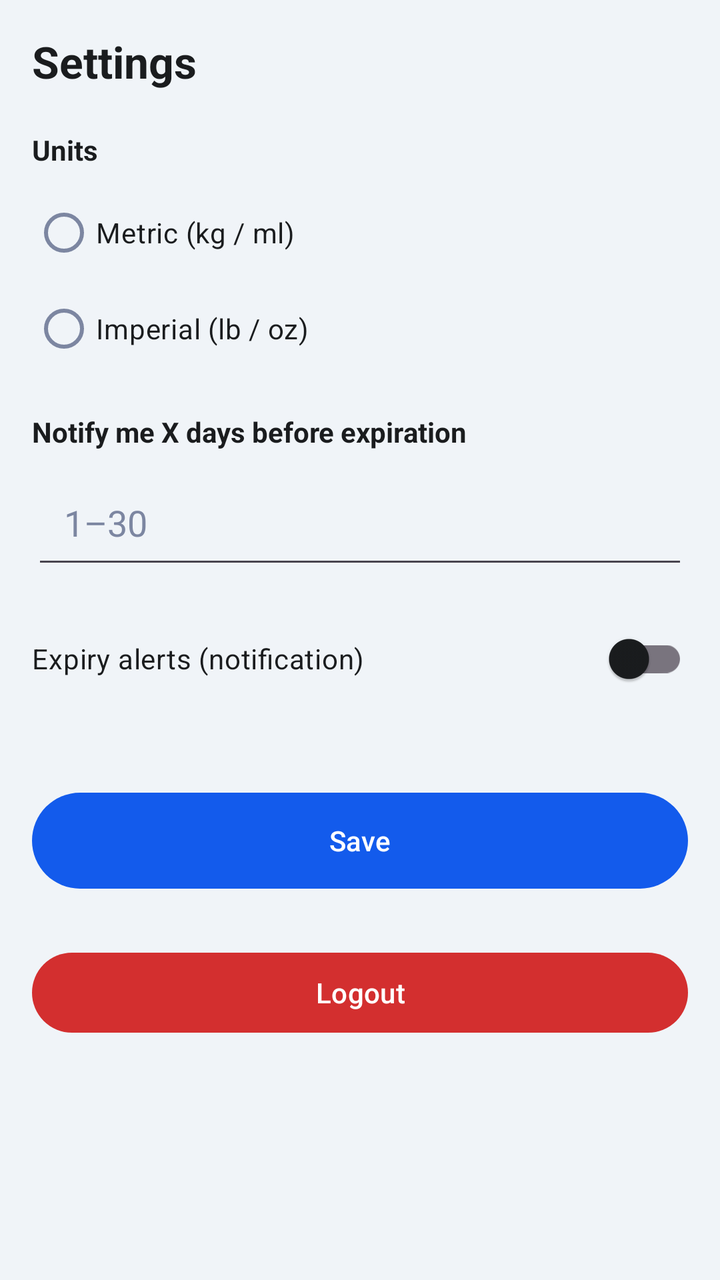
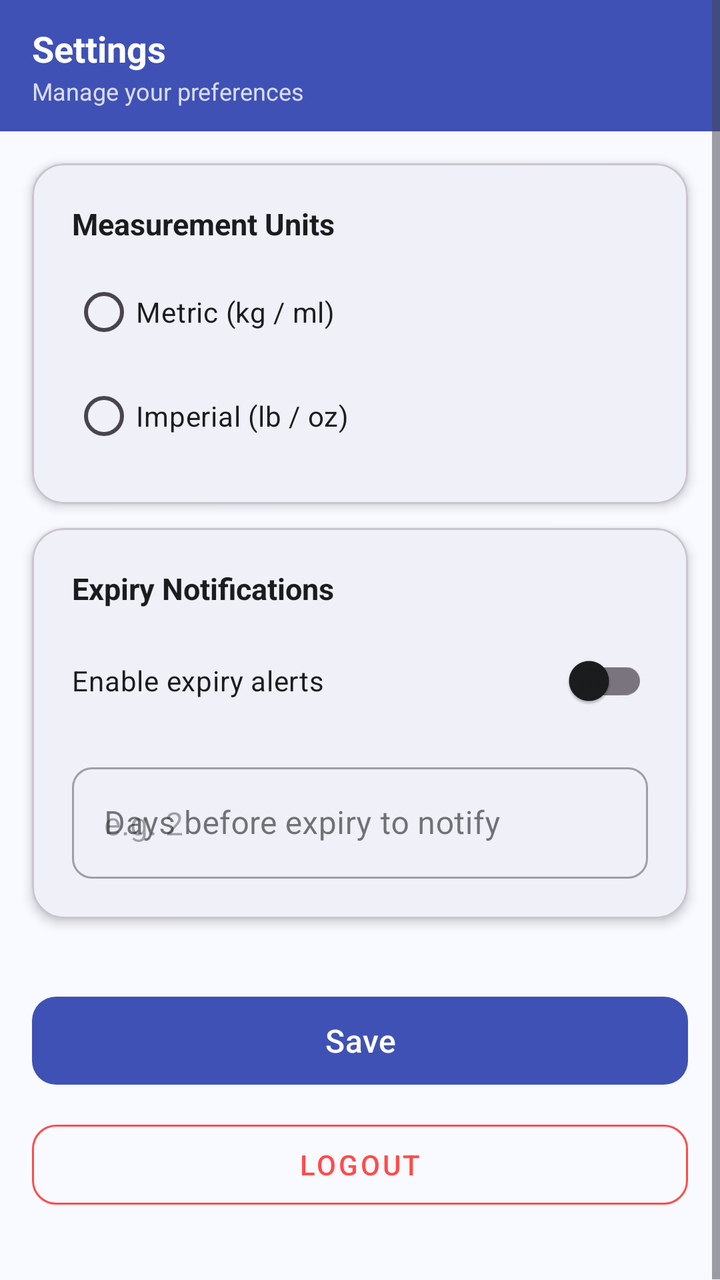

The first picture is an Android layout as it rendered before a commit; the second is the same layout after the commit. The layout source and the unified diff follow.
<!-- AndroidManifest.xml: application theme Theme.MyFridge -->
<!-- res/layout/activity_settings.xml -->
<?xml version="1.0" encoding="utf-8"?>
<ScrollView xmlns:android="http://schemas.android.com/apk/res/android"
    xmlns:app="http://schemas.android.com/apk/res-auto"
    android:layout_width="match_parent"
    android:layout_height="match_parent"
    android:background="?android:attr/windowBackground"
    android:fillViewport="true">

    <LinearLayout
        android:layout_width="match_parent"
        android:layout_height="wrap_content"
        android:orientation="vertical"
        android:padding="16dp">

        <TextView
            android:layout_width="wrap_content"
            android:layout_height="wrap_content"
            android:text="Settings"
            android:textColor="?attr/colorOnSurface"
            android:textSize="22sp"
            android:textStyle="bold" />

        <TextView
            android:layout_width="match_parent"
            android:layout_height="wrap_content"
            android:layout_marginTop="20dp"
            android:text="Units"
            android:textColor="?attr/colorOnSurface"
            android:textStyle="bold" />

        <RadioGroup
            android:id="@+id/rg_settings_units"
            android:layout_width="match_parent"
            android:layout_height="wrap_content"
            android:layout_marginTop="8dp"
            android:orientation="vertical">

            <RadioButton
                android:id="@+id/rb_settings_metric"
                android:layout_width="match_parent"
                android:layout_height="wrap_content"
                android:tag="metric"
                android:textColor="?attr/colorOnSurface"
                android:text="Metric (kg / ml)" />

            <RadioButton
                android:id="@+id/rb_settings_imperial"
                android:layout_width="match_parent"
                android:layout_height="wrap_content"
                android:tag="imperial"
                android:textColor="?attr/colorOnSurface"
                android:text="Imperial (lb / oz)" />
        </RadioGroup>

        <TextView
            android:layout_width="match_parent"
            android:layout_height="wrap_content"
            android:layout_marginTop="18dp"
            android:text="Notify me X days before expiration"
            android:textColor="?attr/colorOnSurface"
            android:textStyle="bold" />

        <EditText
            android:id="@+id/et_settings_days_before_expire"
            android:layout_width="match_parent"
            android:layout_height="56dp"
            android:layout_marginTop="8dp"
            android:hint="1–30"
            android:inputType="number"
            android:padding="16dp"
            android:textColor="?attr/colorOnSurface"
            android:textColorHint="@color/text_gray" />

        <com.google.android.material.switchmaterial.SwitchMaterial
            android:id="@+id/sw_expiry_notifications"
            android:layout_width="match_parent"
            android:layout_height="wrap_content"
            android:layout_marginTop="16dp"
            android:text="Expiry alerts (notification)"
            android:textColor="?attr/colorOnSurface" />

        <TextView
            android:id="@+id/tv_settings_error"
            android:layout_width="match_parent"
            android:layout_height="wrap_content"
            android:layout_marginTop="8dp"
            android:textColor="#D32F2F"
            android:textSize="14sp" />

        <com.google.android.material.button.MaterialButton
            android:id="@+id/btn_save_settings"
            android:layout_width="match_parent"
            android:layout_height="56dp"
            android:layout_marginTop="12dp"
            android:text="Save"
            android:textAllCaps="false"
            app:backgroundTint="@color/primary_blue"
            android:textColor="@android:color/white" />

        <com.google.android.material.button.MaterialButton
            android:id="@+id/btn_logout"
            android:layout_width="match_parent"
            android:layout_height="wrap_content"
            android:layout_marginTop="24dp"
            android:text="Logout"
            app:backgroundTint="#D32F2F"
            android:textColor="@android:color/white" />
    </LinearLayout>
</ScrollView>
<!-- resources referenced by this layout -->
<resources>
  <color name="primary_blue">#135BEC</color>
  <color name="text_gray">#7C86A1</color>
  <style name="Theme.MyFridge" parent="Base.Theme.MyFridge" />
  <style name="Base.Theme.MyFridge" parent="Theme.Material3.DayNight.NoActionBar">
          
          <item name="colorPrimary">@color/navy_blue</item>
          <item name="colorOnPrimary">@color/white</item>
          <item name="colorPrimaryContainer">@color/accent_blue</item>
          <item name="colorOnPrimaryContainer">@color/white</item>
  
          
          <item name="colorSecondary">@color/deep_blue</item>
          <item name="colorOnSecondary">@color/white</item>
  
          
          <item name="colorError">@color/red_main</item>
          <item name="colorOnError">@color/white</item>
          <item name="colorErrorContainer">@color/red_light</item>
          <item name="colorOnErrorContainer">@color/red_dark</item>
  
          
          <item name="android:windowBackground">@color/light_blue_bg</item>
          <item name="colorSurface">@color/white</item>
          <item name="colorOnSurface">@color/text_dark</item>
          <item name="colorSurfaceVariant">@color/light_blue_bg</item>
          <item name="colorOnSurfaceVariant">@color/text_gray</item>
  
          
          <item name="android:statusBarColor">@color/navy_blue</item>
          <item name="android:windowLightStatusBar" tools:targetApi="m">false</item>
      </style>
  <color name="navy_blue">#001B3D</color>
  <color name="white">#FFFFFFFF</color>
  <color name="accent_blue">#3D8BFF</color>
  <color name="deep_blue">#001229</color>
  <color name="red_main">#D32F2F</color>
  <color name="red_light">#FFEBEE</color>
  <color name="red_dark">#B71C1C</color>
  <color name="light_blue_bg">#F0F4F8</color>
  <color name="text_dark">#1A1C1E</color>
</resources>

<!-- the commit's change to res/layout/activity_settings.xml (unified diff, before → after) -->
@@ -3,107 +3,191 @@
     xmlns:app="http://schemas.android.com/apk/res-auto"
     android:layout_width="match_parent"
     android:layout_height="match_parent"
-    android:background="?android:attr/windowBackground"
+    android:background="@color/light_blue_bg"
     android:fillViewport="true">
 
     <LinearLayout
         android:layout_width="match_parent"
         android:layout_height="wrap_content"
-        android:orientation="vertical"
-        android:padding="16dp">
+        android:orientation="vertical">
 
-        <TextView
-            android:layout_width="wrap_content"
-            android:layout_height="wrap_content"
-            android:text="Settings"
-            android:textColor="?attr/colorOnSurface"
-            android:textSize="22sp"
-            android:textStyle="bold" />
-
-        <TextView
+        
+        <LinearLayout
             android:layout_width="match_parent"
             android:layout_height="wrap_content"
-            android:layout_marginTop="20dp"
-            android:text="Units"
-            android:textColor="?attr/colorOnSurface"
-            android:textStyle="bold" />
+            android:background="@color/primary_blue"
+            android:orientation="vertical"
+            android:paddingStart="16dp"
+            android:paddingTop="12dp"
+            android:paddingEnd="16dp"
+            android:paddingBottom="12dp">
 
-        <RadioGroup
-            android:id="@+id/rg_settings_units"
+            <TextView
+                android:layout_width="wrap_content"
+                android:layout_height="wrap_content"
+                android:text="Settings"
+                android:textColor="@color/white"
+                android:textSize="18sp"
+                android:textStyle="bold" />
+
+            <TextView
+                android:layout_width="wrap_content"
+                android:layout_height="wrap_content"
+                android:layout_marginTop="1dp"
+                android:text="Manage your preferences"
+                android:textColor="#CCFFFFFF"
+                android:textSize="12sp" />
+
+        </LinearLayout>
+
+        
+        <com.google.android.material.card.MaterialCardView
             android:layout_width="match_parent"
             android:layout_height="wrap_content"
-            android:layout_marginTop="8dp"
-            android:orientation="vertical">
+            android:layout_marginStart="16dp"
+            android:layout_marginTop="16dp"
+            android:layout_marginEnd="16dp"
+            app:cardBackgroundColor="@color/white"
+            app:cardCornerRadius="16dp"
+            app:cardElevation="3dp">
 
-            <RadioButton
-                android:id="@+id/rb_settings_metric"
+            <LinearLayout
                 android:layout_width="match_parent"
                 android:layout_height="wrap_content"
-                android:tag="metric"
-                android:textColor="?attr/colorOnSurface"
-                android:text="Metric (kg / ml)" />
+                android:orientation="vertical"
+                android:padding="20dp">
 
-            <RadioButton
-                android:id="@+id/rb_settings_imperial"
+                <TextView
+                    android:layout_width="wrap_content"
+                    android:layout_height="wrap_content"
+                    android:text="Measurement Units"
+                    android:textColor="@color/text_dark"
+                    android:textSize="15sp"
+                    android:textStyle="bold" />
+
+                <RadioGroup
+                    android:id="@+id/rg_settings_units"
+                    android:layout_width="match_parent"
+                    android:layout_height="wrap_content"
+                    android:layout_marginTop="10dp"
+                    android:orientation="vertical">
+
+                    <RadioButton
+                        android:id="@+id/rb_settings_metric"
+                        android:layout_width="match_parent"
+                        android:layout_height="wrap_content"
+                        android:tag="metric"
+                        android:text="Metric (kg / ml)"
+                        android:textColor="@color/text_dark" />
+
+                    <RadioButton
+                        android:id="@+id/rb_settings_imperial"
+                        android:layout_width="match_parent"
+                        android:layout_height="wrap_content"
+                        android:layout_marginTop="4dp"
+                        android:tag="imperial"
+                        android:text="Imperial (lb / oz)"
+                        android:textColor="@color/text_dark" />
+
+                </RadioGroup>
+
+            </LinearLayout>
+
+        </com.google.android.material.card.MaterialCardView>
+
+        
+        <com.google.android.material.card.MaterialCardView
+            android:layout_width="match_parent"
+            android:layout_height="wrap_content"
+            android:layout_marginStart="16dp"
+            android:layout_marginTop="12dp"
+            android:layout_marginEnd="16dp"
+            app:cardBackgroundColor="@color/white"
+            app:cardCornerRadius="16dp"
+            app:cardElevation="3dp">
+
+            <LinearLayout
                 android:layout_width="match_parent"
                 android:layout_height="wrap_content"
-                android:tag="imperial"
-                android:textColor="?attr/colorOnSurface"
-                android:text="Imperial (lb / oz)" />
-        </RadioGroup>
+                android:orientation="vertical"
+                android:padding="20dp">
 
-        <TextView
-            android:layout_width="match_parent"
-            android:layout_height="wrap_content"
-            android:layout_marginTop="18dp"
-            android:text="Notify me X days before expiration"
-            android:textColor="?attr/colorOnSurface"
-            android:textStyle="bold" />
+                <TextView
+                    android:layout_width="wrap_content"
+                    android:layout_height="wrap_content"
+                    android:text="Expiry Notifications"
+                    android:textColor="@color/text_dark"
+                    android:textSize="15sp"
+                    android:textStyle="bold" />
 
-        <EditText
-            android:id="@+id/et_settings_days_before_expire"
-            android:layout_width="match_parent"
-            android:layout_height="56dp"
-            android:layout_marginTop="8dp"
-            android:hint="1–30"
-            android:inputType="number"
-            android:padding="16dp"
-            android:textColor="?attr/colorOnSurface"
-            android:textColorHint="@color/text_gray" />
+                <com.google.android.material.switchmaterial.SwitchMaterial
+                    android:id="@+id/sw_expiry_notifications"
+                    android:layout_width="match_parent"
+                    android:layout_height="wrap_content"
+                    android:layout_marginTop="12dp"
+                    android:text="Enable expiry alerts"
+                    android:textColor="@color/text_dark" />
 
-        <com.google.android.material.switchmaterial.SwitchMaterial
-            android:id="@+id/sw_expiry_notifications"
-            android:layout_width="match_parent"
-            android:layout_height="wrap_content"
-            android:layout_marginTop="16dp"
-            android:text="Expiry alerts (notification)"
-            android:textColor="?attr/colorOnSurface" />
+                <com.google.android.material.textfield.TextInputLayout
+                    android:layout_width="match_parent"
+                    android:layout_height="wrap_content"
+                    android:layout_marginTop="14dp"
+                    android:hint="Days before expiry to notify"
+                    style="@style/Widget.MaterialComponents.TextInputLayout.OutlinedBox"
+                    app:boxCornerRadiusTopStart="10dp"
+                    app:boxCornerRadiusTopEnd="10dp"
+                    app:boxCornerRadiusBottomStart="10dp"
+                    app:boxCornerRadiusBottomEnd="10dp">
+
+                    <com.google.android.material.textfield.TextInputEditText
+                        android:id="@+id/et_settings_days_before_expire"
+                        android:layout_width="match_parent"
+                        android:layout_height="wrap_content"
+                        android:hint="e.g. 2"
+                        android:inputType="number"
+                        android:maxLines="1" />
+
+                </com.google.android.material.textfield.TextInputLayout>
+
+            </LinearLayout>
+
+        </com.google.android.material.card.MaterialCardView>
 
         <TextView
             android:id="@+id/tv_settings_error"
             android:layout_width="match_parent"
             android:layout_height="wrap_content"
+            android:layout_marginStart="20dp"
             android:layout_marginTop="8dp"
-            android:textColor="#D32F2F"
+            android:layout_marginEnd="20dp"
+            android:textColor="@color/red_main"
             android:textSize="14sp" />
 
         <com.google.android.material.button.MaterialButton
             android:id="@+id/btn_save_settings"
             android:layout_width="match_parent"
-            android:layout_height="56dp"
-            android:layout_marginTop="12dp"
+            android:layout_height="52dp"
+            android:layout_marginStart="16dp"
+            android:layout_marginTop="8dp"
+            android:layout_marginEnd="16dp"
             android:text="Save"
-            android:textAllCaps="false"
-            app:backgroundTint="@color/primary_blue"
-            android:textColor="@android:color/white" />
+            android:textSize="16sp"
+            app:cornerRadius="12dp" />
 
         <com.google.android.material.button.MaterialButton
             android:id="@+id/btn_logout"
+            style="@style/Widget.MaterialComponents.Button.OutlinedButton"
             android:layout_width="match_parent"
-            android:layout_height="wrap_content"
-            android:layout_marginTop="24dp"
+            android:layout_height="52dp"
+            android:layout_marginStart="16dp"
+            android:layout_marginTop="10dp"
+            android:layout_marginEnd="16dp"
+            android:layout_marginBottom="32dp"
             android:text="Logout"
-            app:backgroundTint="#D32F2F"
-            android:textColor="@android:color/white" />
+            android:textColor="@color/red_main"
+            app:cornerRadius="12dp"
+            app:strokeColor="@color/red_main" />
+
     </LinearLayout>
+
 </ScrollView>
<!-- resource entries referenced after the edit -->
@@ -1,13 +1,12 @@
 <!-- resources referenced by this layout -->
 <resources>
-  <color name="primary_blue">#135BEC</color>
-  <color name="text_gray">#7C86A1</color>
+  <color name="primary_blue">#3F51B5</color>
   <style name="Theme.MyFridge" parent="Base.Theme.MyFridge" />
-  <style name="Base.Theme.MyFridge" parent="Theme.Material3.DayNight.NoActionBar">
+  <style name="Base.Theme.MyFridge" parent="Theme.Material3.Light.NoActionBar">
           
-          <item name="colorPrimary">@color/navy_blue</item>
+          <item name="colorPrimary">@color/primary_blue</item>
           <item name="colorOnPrimary">@color/white</item>
-          <item name="colorPrimaryContainer">@color/accent_blue</item>
+          <item name="colorPrimaryContainer">@color/navy_blue</item>
           <item name="colorOnPrimaryContainer">@color/white</item>
   
           
@@ -15,30 +14,19 @@
           <item name="colorOnSecondary">@color/white</item>
   
           
-          <item name="colorError">@color/red_main</item>
-          <item name="colorOnError">@color/white</item>
-          <item name="colorErrorContainer">@color/red_light</item>
-          <item name="colorOnErrorContainer">@color/red_dark</item>
-  
-          
           <item name="android:windowBackground">@color/light_blue_bg</item>
           <item name="colorSurface">@color/white</item>
           <item name="colorOnSurface">@color/text_dark</item>
-          <item name="colorSurfaceVariant">@color/light_blue_bg</item>
-          <item name="colorOnSurfaceVariant">@color/text_gray</item>
   
           
           <item name="android:statusBarColor">@color/navy_blue</item>
           <item name="android:windowLightStatusBar" tools:targetApi="m">false</item>
       </style>
-  <color name="navy_blue">#001B3D</color>
+  <color name="navy_blue">#3F51B5</color>
   <color name="white">#FFFFFFFF</color>
-  <color name="accent_blue">#3D8BFF</color>
-  <color name="deep_blue">#001229</color>
-  <color name="red_main">#D32F2F</color>
-  <color name="red_light">#FFEBEE</color>
-  <color name="red_dark">#B71C1C</color>
-  <color name="light_blue_bg">#F0F4F8</color>
+  <color name="deep_blue">#303F9F</color>
+  <color name="red_main">#FF4B4B</color>
+  <color name="light_blue_bg">#F8FAFF</color>
   <color name="text_dark">#1A1C1E</color>
 </resources>
 
